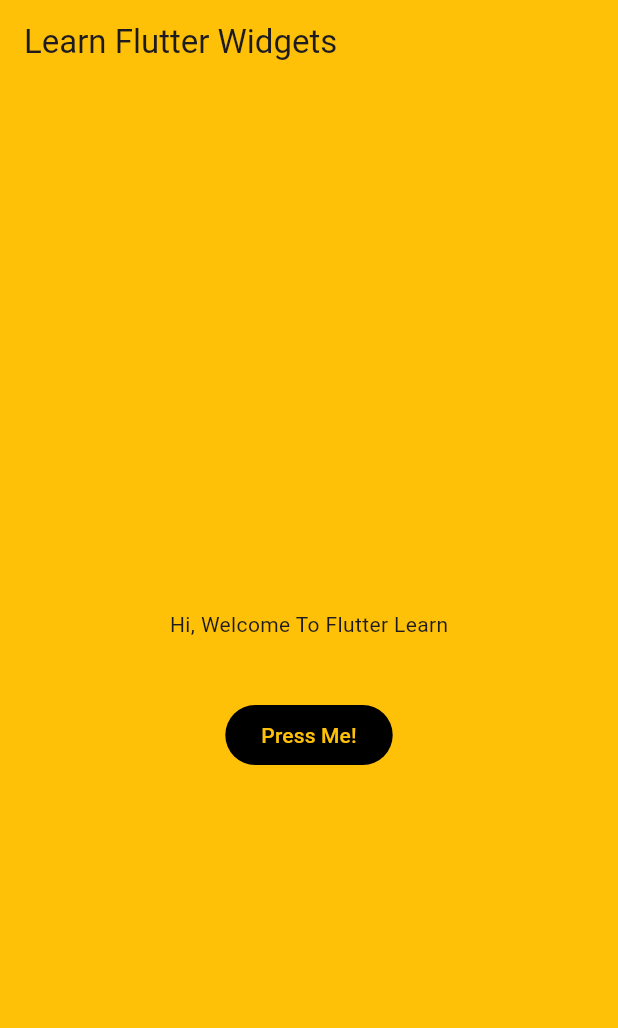
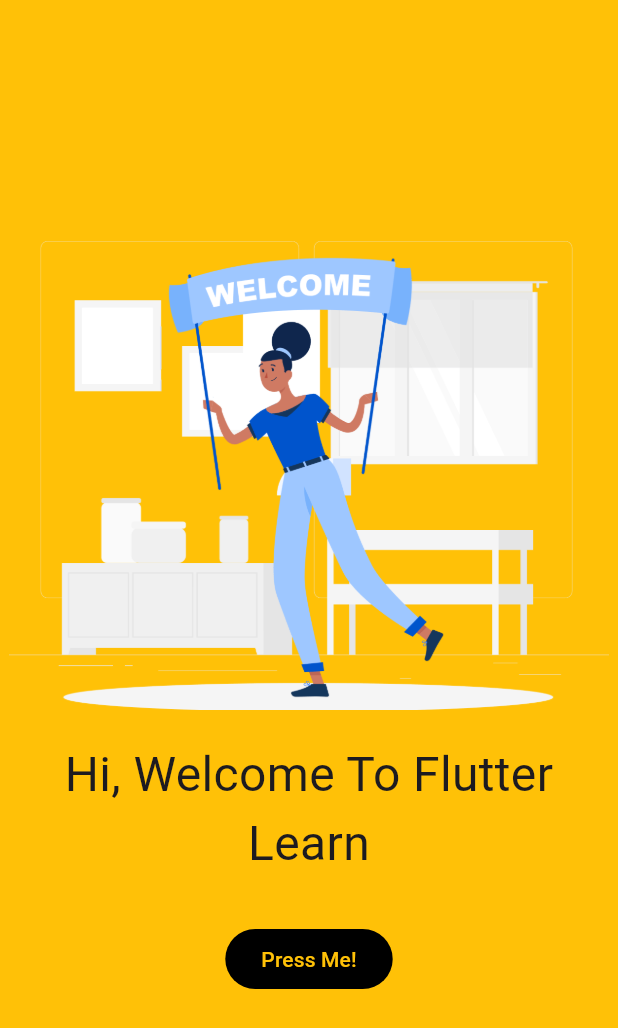
Before and after one commit to fikrysetiaone/flutter-learn, a Flutter app: the screen it shows after launch, on a phone screen of 412 x 824 dp. Shown: the top 1028 px of the screen. Run offline on Flutter 3.47's test engine with Material 3 defaults, Android fonts, the phone set to English and light mode, and no system bars.

Commit message:
Adding splash screen

```diff
--- a/lib/splash_screen.dart
+++ b/lib/splash_screen.dart
@@ -7,19 +7,41 @@ class SplashScreen extends StatelessWidget {
   Widget build(BuildContext context) {
     return Scaffold(
       backgroundColor: Colors.amber,
-      appBar: AppBar(
-        title: const Text("Learn Flutter Widgets"),
-        backgroundColor: Colors.amber,
-      ),
+      // appBar: AppBar(
+      //   title: const Text("Learn Flutter Widgets"),
+      //   backgroundColor: Colors.amber,
+      // ),
       body: Column(
         mainAxisAlignment: MainAxisAlignment.center,
         children: [
           Container(
             alignment: Alignment.center,
-            height: 100,
+            // height: 100,
             // color: Colors.amber,
-            child: const Text("Hi, Welcome To Flutter Learn"),
+            child: const Column(
+              children: [
+                Image(
+                  width: 400,
+                  image: AssetImage('images/welcome.png'),
+                ),
+                SizedBox(
+                  height: 20,
+                ),
+                Text(
+                  "Hi, Welcome To Flutter Learn",
+                  textAlign: TextAlign.center,
+                  style: TextStyle(
+                    fontSize: 32,
+                  ),
+                ),
+              ],
+            ),
           ),
+
+          const SizedBox(height: 30),
+
+          // Start Button
+
           FilledButton(
             style: const ButtonStyle(
               backgroundColor: MaterialStatePropertyAll(Colors.black),
```
Also changed, not shown: images/welcome.png (added).
